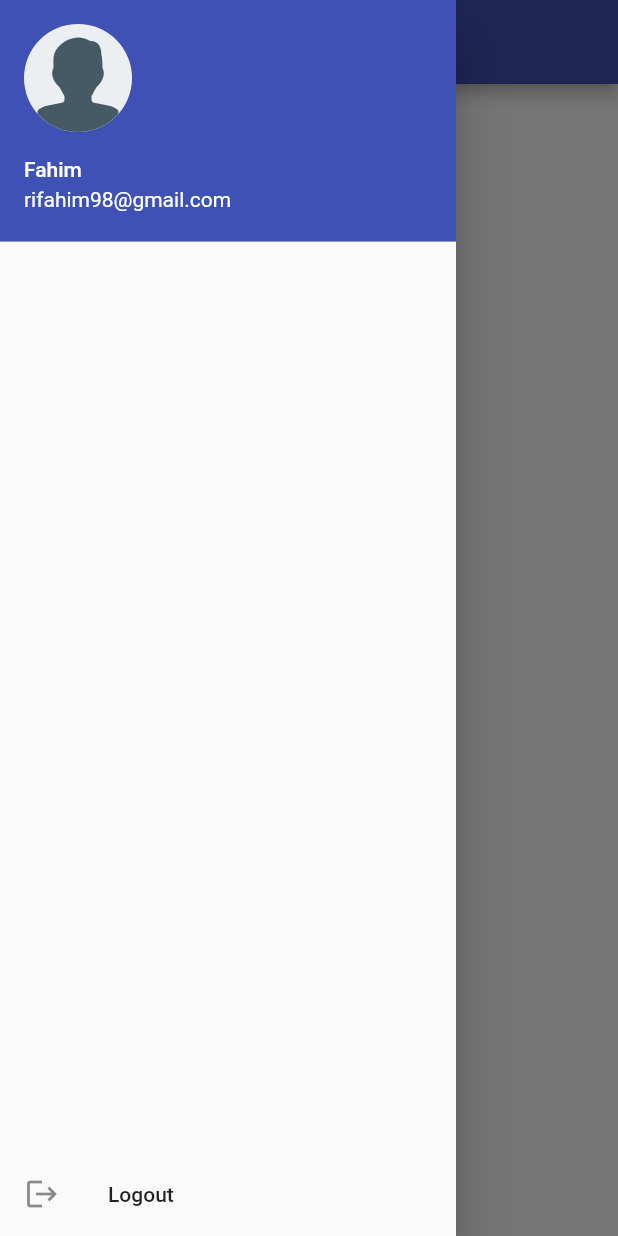
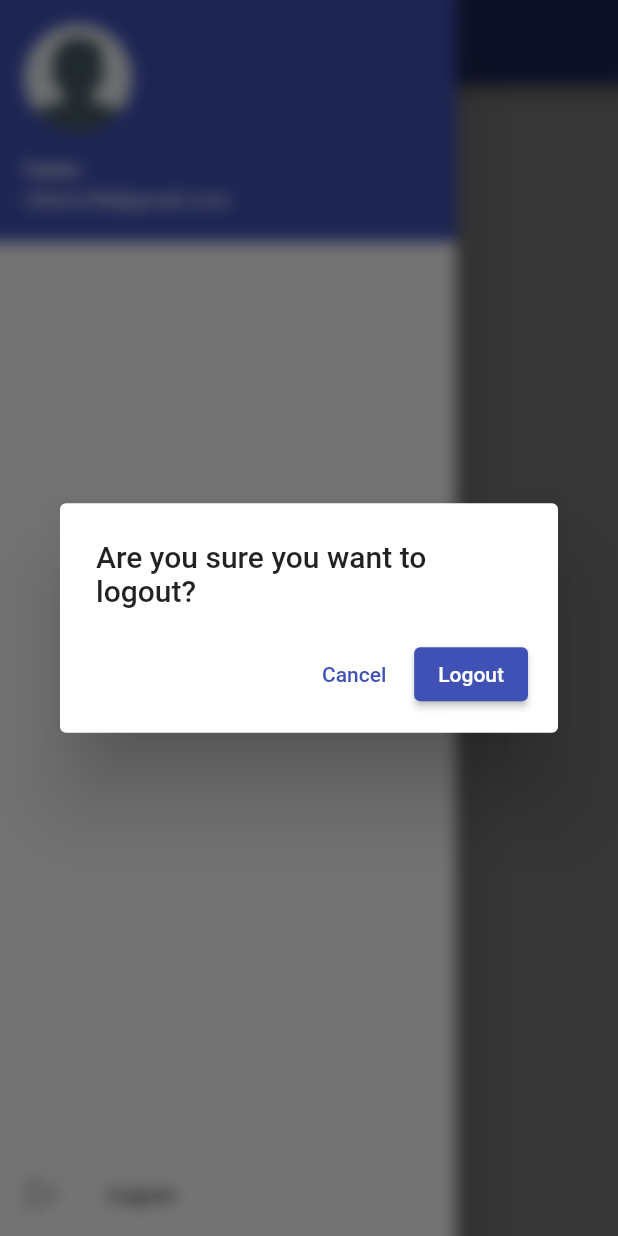
Before and after one commit to Rezuanul-Islam-Fahim/flutter_stripe_payments_app, a Flutter app: the Home screen opened by its route, in the side drawer, after a tap on "Logout", on a phone screen of 412 x 824 dp. Run offline on Flutter 3.47's test engine with Material 2 defaults, Android fonts, the phone set to English and light mode, and no system bars; our stand-ins replace another_flushbar, cloud_firestore, email_validator, firebase_auth, firebase_core, flutter_svg; accounts and stored records are empty.

```diff
--- a/lib/views/home/widgets/custom_drawer.dart
+++ b/lib/views/home/widgets/custom_drawer.dart
@@ -1,3 +1,5 @@
+import 'dart:ui';
+
 import 'package:flutter/material.dart';
 import 'package:flutter_svg/svg.dart';
 
@@ -22,7 +24,34 @@ class CustomDrawer extends StatelessWidget {
           ListTile(
             title: const Text('Logout'),
             leading: const Icon(Icons.logout),
-            onTap: () {},
+            onTap: () {
+              showDialog(
+                context: context,
+                builder: (BuildContext context) {
+                  return _buildLogoutConfirm(context);
+                },
+              );
+            },
+          ),
+        ],
+      ),
+    );
+  }
+
+  Widget _buildLogoutConfirm(BuildContext context) {
+    return BackdropFilter(
+      filter: ImageFilter.blur(sigmaX: 5, sigmaY: 5),
+      child: AlertDialog(
+        actionsPadding: const EdgeInsets.fromLTRB(0, 0, 20, 15),
+        title: const Text('Are you sure you want to logout?'),
+        actions: [
+          TextButton(
+            onPressed: () => Navigator.of(context).pop(),
+            child: const Text('Cancel'),
+          ),
+          ElevatedButton(
+            onPressed: () {},
+            child: const Text('Logout'),
           ),
         ],
       ),
```
